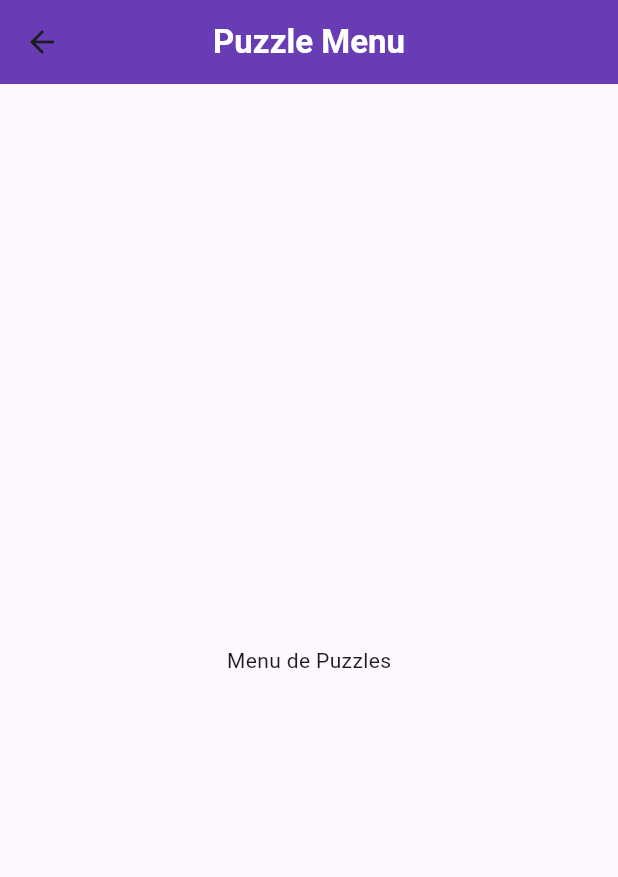
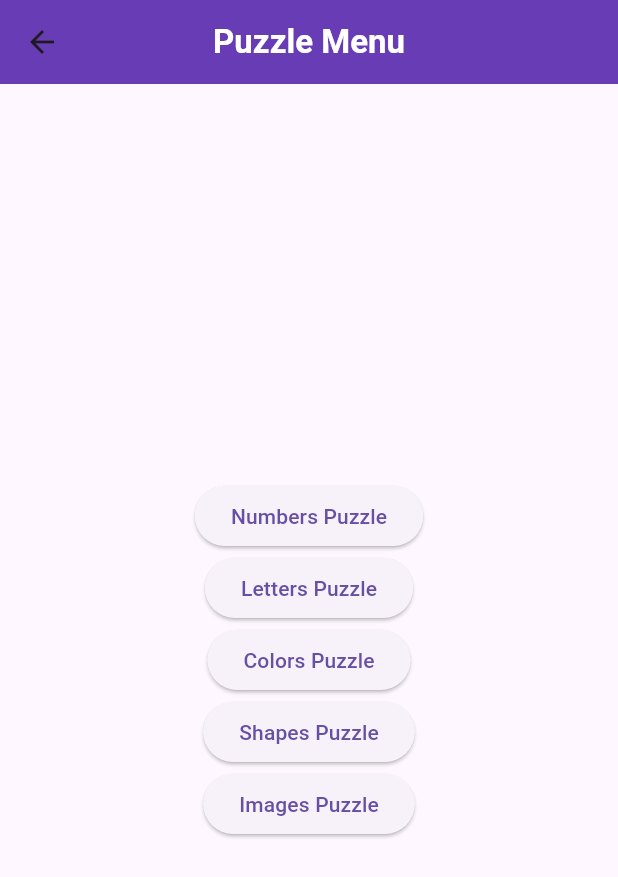
Before and after one commit to JhousefSilva1/Diplomado-Full-Stack--Modulo-3---Desarrollo-movil, a Flutter app: the PuzzleMenuView screen opened directly, on a phone screen of 412 x 824 dp. Shown: the top 877 px of the screen. Run offline on Flutter 3.47's test engine with Material 3 defaults, Android fonts, the phone set to English and light mode, and no system bars.

Commit message:
adding puzzles menu

```diff
--- a/Ptoyeco 1/smart_puzzle/lib/view/puzzle_menu_view.dart
+++ b/Ptoyeco 1/smart_puzzle/lib/view/puzzle_menu_view.dart
@@ -18,8 +18,42 @@ class _PuzzleMenuViewState extends State<PuzzleMenuView> {
         showBackButton: false,
       ),
       body: Center(
-        child: Text('Menu de Puzzles'),
-      )
-    );
+        child: Column(
+          mainAxisAlignment: MainAxisAlignment.center,
+          children: [
+              ElevatedButton(
+                onPressed: () {
+                  // Navigate to the puzzle view
+                },
+                child: const Text('Numbers Puzzle'),
+              ),
+              ElevatedButton(
+                onPressed: () {
+                  // Navigate to the puzzle view
+                },
+                child: const Text('Letters Puzzle'),
+              ),
+              ElevatedButton(
+                onPressed: () {
+                  // Navigate to the puzzle view
+                },
+                child: const Text('Colors Puzzle'),
+              ),
+              ElevatedButton(
+                onPressed: () {
+                  // Navigate to the puzzle view
+                },
+                child: const Text('Shapes Puzzle'),
+              ),
+              ElevatedButton(
+                onPressed: () {
+                  // Navigate to the puzzle view
+                },
+                child: const Text('Images Puzzle'),
+              ),
+            ],
+          ),
+        )
+      );
   }
 }
```
